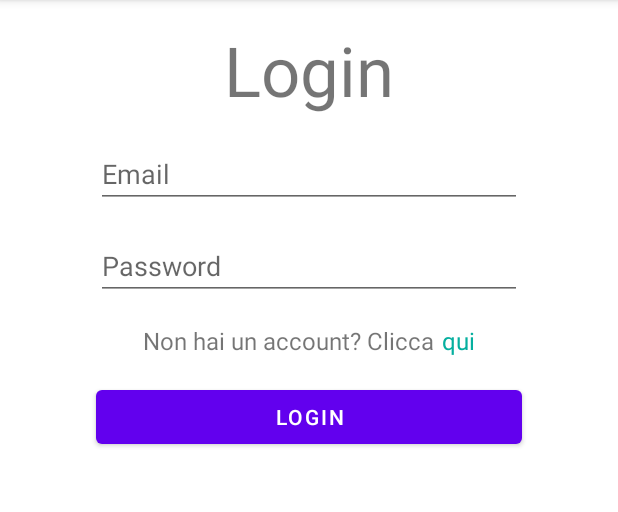
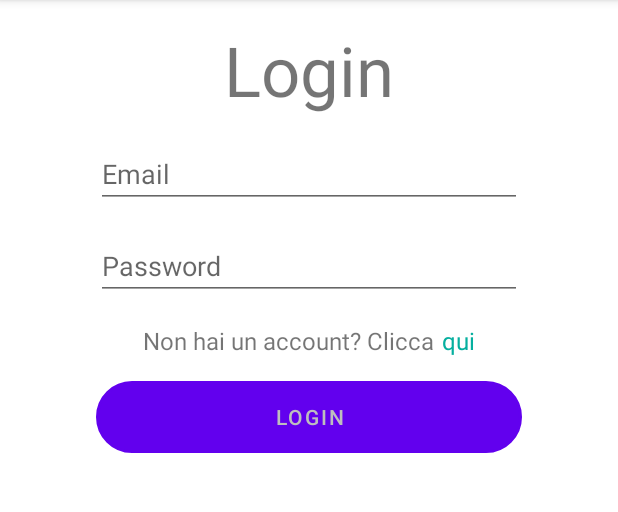
Before and after one commit to edoardo911/elaborato2021, an Android app: the LoginFragment screen opened through its navigation route, on a phone screen of 412 x 824 dp, the part 84-596 px from its top. Run offline under Robolectric (Android 15) with nearby library versions, the phone set to English and light mode, and no system bars; our stand-ins replace Firebase (no records; nobody signed in at launch, a user with empty details on screens opened directly); libraries missing offline, so code that uses them is left out: it.inps.spid; 1 statement that could not run was skipped.

Commit message:
Add files via upload

```diff
--- /dev/null
+++ b/src/main/res/drawable/custom_button.xml
@@ -0,0 +1,5 @@
+<?xml version="1.0" encoding="utf-8"?>
+<shape xmlns:android="http://schemas.android.com/apk/res/android" android:shape="rectangle">
+    <stroke android:color="@android:color/secondary_text_dark" android:width="2dp"/>
+    <corners android:radius="50dp"/>
+</shape>
--- a/src/main/res/layout/login_fragment.xml
+++ b/src/main/res/layout/login_fragment.xml
@@ -117,7 +117,11 @@
                 android:layout_marginStart="64dp"
                 android:layout_marginTop="16dp"
                 android:layout_marginEnd="64dp"
+                android:background="@drawable/custom_button"
                 android:text="@string/login"
+                android:textColor="@android:color/secondary_text_dark"
+                app:backgroundTint=""
+                app:iconPadding="4dp"
                 app:layout_constraintEnd_toEndOf="parent"
                 app:layout_constraintStart_toStartOf="parent"
                 app:layout_constraintTop_toBottomOf="@+id/linearLayout" />
--- a/src/main/res/values-night/themes.xml
+++ b/src/main/res/values-night/themes.xml
@@ -8,9 +8,8 @@
         <!-- Secondary brand color. -->
         <item name="colorSecondary">@color/teal_200</item>
         <item name="colorSecondaryVariant">@color/teal_200</item>
-        <item name="colorOnSecondary">@color/black</item>
+        <item name="colorOnSecondary">@color/white</item>
         <!-- Status bar color. -->
         <item name="android:statusBarColor" tools:targetApi="l">?attr/colorPrimaryVariant</item>
-        <!-- Customize your theme here. -->
     </style>
 </resources>
```
